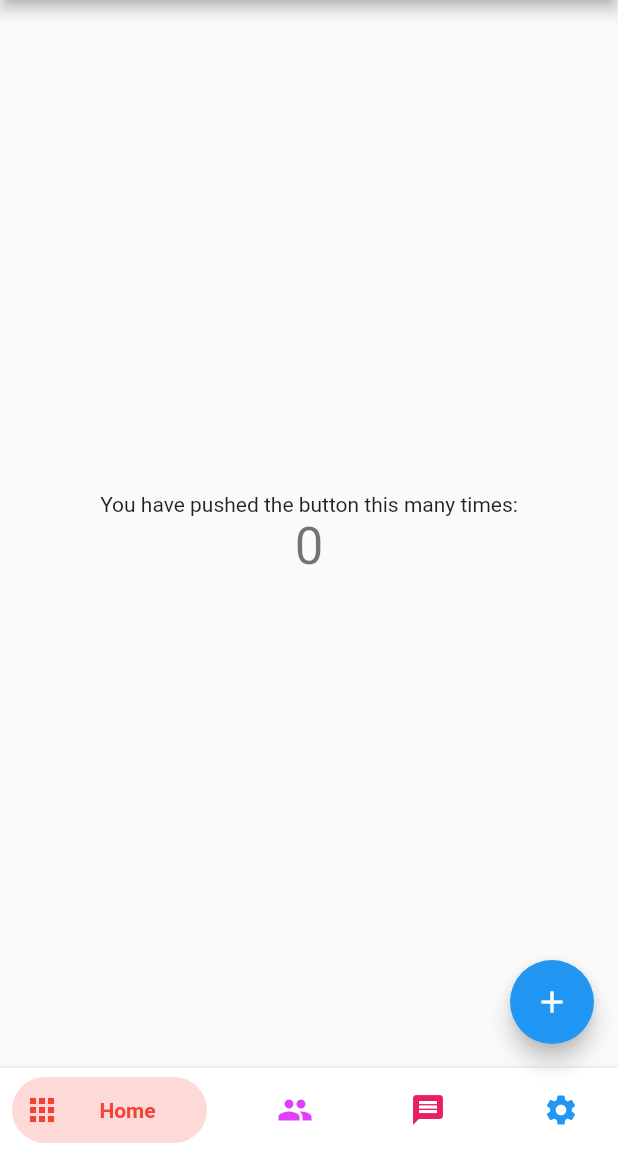
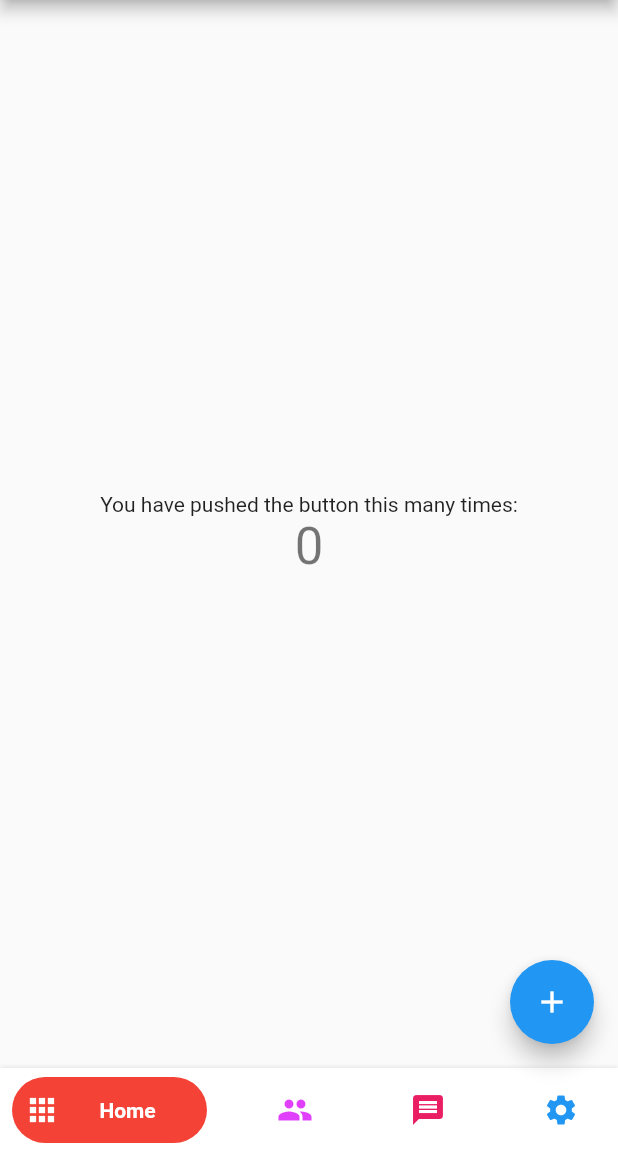
Before and after one commit to pedromassango/bottom_navy_bar, a Flutter app: the screen it shows after launch, on a phone screen of 412 x 824 dp, the part 84-1236 px from its top. Run offline on Flutter 3.47's test engine with Material 2 defaults, Android fonts, the phone set to English and light mode, and no system bars.

Commit message:
Feature, solid background with example

```diff
--- a/example/lib/main.dart
+++ b/example/lib/main.dart
@@ -14,7 +14,6 @@ class MyApp extends StatelessWidget {
 }
 
 class MyHomePage extends StatefulWidget {
-
   @override
   _MyHomePageState createState() => _MyHomePageState();
 }
@@ -58,6 +57,7 @@ class _MyHomePageState extends State<MyHomePage> {
         onItemSelected: (index) => setState(() => _currentIndex = index),
         items: <BottomNavyBarItem>[
           BottomNavyBarItem(
+            solidBackground: true,
             icon: Icon(Icons.apps),
             title: Text('Home'),
             activeColor: Colors.red,
--- a/lib/bottom_navy_bar.dart
+++ b/lib/bottom_navy_bar.dart
@@ -9,7 +9,6 @@ import 'package:flutter/widgets.dart';
 /// Update [selectedIndex] to change the selected item.
 /// [selectedIndex] is required and must not be null.
 class BottomNavyBar extends StatelessWidget {
-
   BottomNavyBar({
     Key? key,
     this.selectedIndex = 0,
@@ -23,8 +22,8 @@ class BottomNavyBar extends StatelessWidget {
     required this.items,
     required this.onItemSelected,
     this.curve = Curves.linear,
-  }) : assert(items.length >= 2 && items.length <= 5),
-       super(key: key);
+  })  : assert(items.length >= 2 && items.length <= 5),
+        super(key: key);
 
   /// The selected item is index. Changing this property will change and animate
   /// the item being selected. Defaults to zero.
@@ -125,7 +124,7 @@ class _ItemWidget extends StatelessWidget {
     required this.itemCornerRadius,
     required this.iconSize,
     this.curve = Curves.linear,
-  })  : super(key: key);
+  }) : super(key: key);
 
   @override
   Widget build(BuildContext context) {
@@ -138,8 +137,11 @@ class _ItemWidget extends StatelessWidget {
         duration: animationDuration,
         curve: curve,
         decoration: BoxDecoration(
-          color:
-              isSelected ? item.activeColor.withOpacity(0.2) : backgroundColor,
+          color: isSelected
+              ? item.solidBackground
+                  ? item.activeColor
+                  : item.activeColor.withOpacity(0.2)
+              : backgroundColor,
           borderRadius: BorderRadius.circular(itemCornerRadius),
         ),
         child: SingleChildScrollView(
@@ -157,7 +159,9 @@ class _ItemWidget extends StatelessWidget {
                   data: IconThemeData(
                     size: iconSize,
                     color: isSelected
-                        ? item.activeColor.withOpacity(1)
+                        ? item.solidBackground
+                            ? Colors.white
+                            : item.activeColor.withOpacity(1)
                         : item.inactiveColor == null
                             ? item.activeColor
                             : item.inactiveColor,
@@ -170,7 +174,9 @@ class _ItemWidget extends StatelessWidget {
                       padding: EdgeInsets.symmetric(horizontal: 4),
                       child: DefaultTextStyle.merge(
                         style: TextStyle(
-                          color: item.activeColor,
+                          color: item.solidBackground
+                              ? Colors.white
+                              : item.activeColor,
                           fontWeight: FontWeight.bold,
                         ),
                         maxLines: 1,
@@ -190,13 +196,13 @@ class _ItemWidget extends StatelessWidget {
 
 /// The [BottomNavyBar.items] definition.
 class BottomNavyBarItem {
-
   BottomNavyBarItem({
     required this.icon,
     required this.title,
     this.activeColor = Colors.blue,
     this.textAlign,
     this.inactiveColor,
+    this.solidBackground = false,
   });
 
   /// Defines this item's icon which is placed in the right side of the [title].
@@ -217,4 +223,7 @@ class BottomNavyBarItem {
   /// This will take effect only if [title] it a [Text] widget.
   final TextAlign? textAlign;
 
+  /// The [background] solid color defined when this item is selected. Defaults
+  /// to [false].
+  final bool solidBackground;
 }
```
